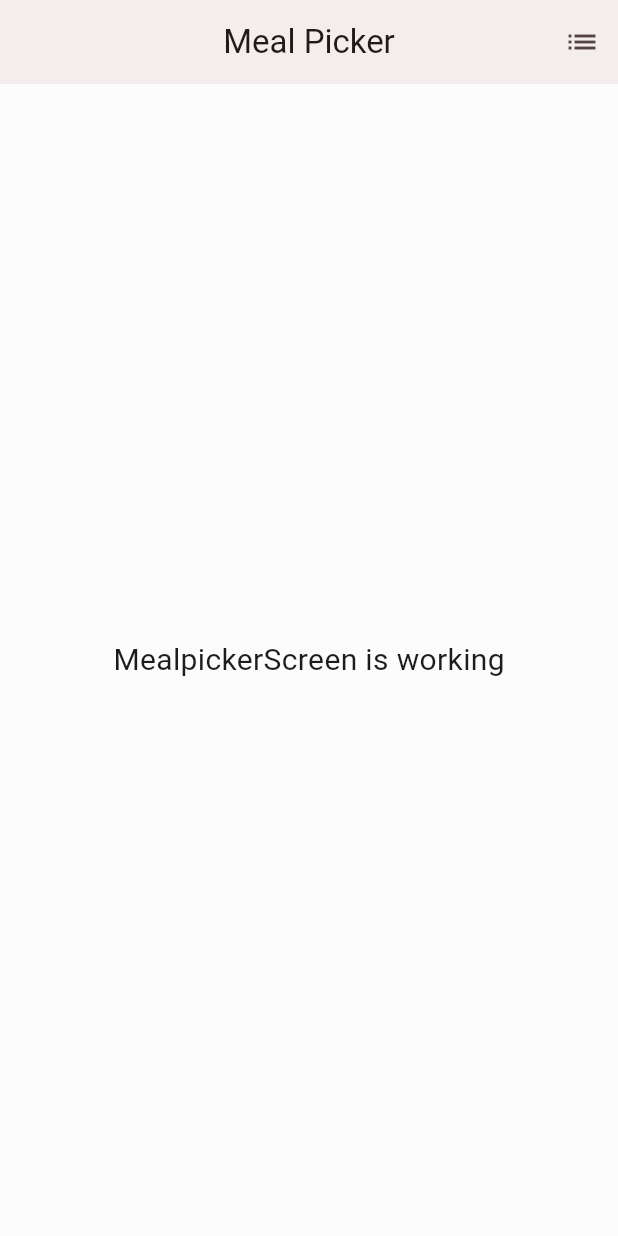
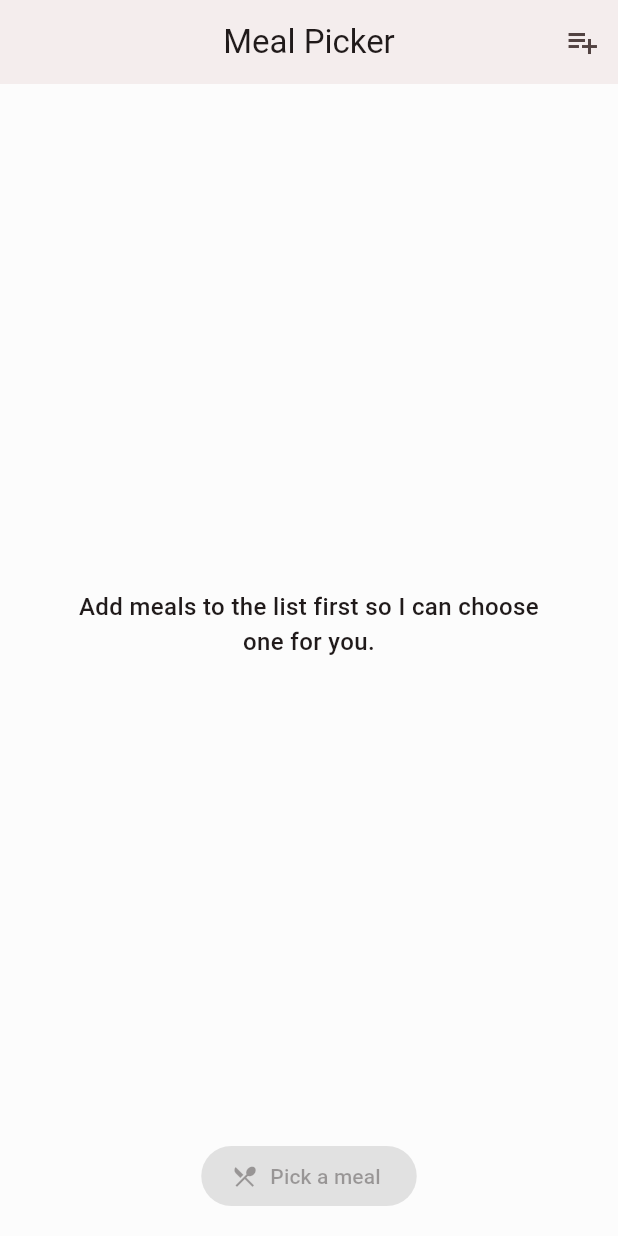
Before and after one commit to HamzaCodesFast/meal_picker, a Flutter app: the screen it shows after launch, on a phone screen of 412 x 824 dp. Run offline on Flutter 3.47's test engine with Material 2 defaults, Android fonts, the phone set to English and light mode, and no system bars; our stand-ins replace get, google_fonts, hive, hive_flutter; accounts and stored records are empty.

Commit message:
meal picker now picks one meal complete randomly

```diff
--- a/lib/infrastructure/navigation/bindings/controllers/mealpicker.controller.binding.dart
+++ b/lib/infrastructure/navigation/bindings/controllers/mealpicker.controller.binding.dart
@@ -5,8 +5,8 @@ import '../../../../presentation/mealpicker/controllers/mealpicker.controller.da
 class MealpickerControllerBinding extends Bindings {
   @override
   void dependencies() {
-    Get.lazyPut<MealpickerController>(
-      () => MealpickerController(),
+    Get.lazyPut<MealPickerController>(
+      () => MealPickerController(),
     );
   }
 }
--- /dev/null
+++ b/lib/infrastructure/theme/theme_typo.dart
@@ -0,0 +1,21 @@
+import 'package:flutter/material.dart';
+import 'package:google_fonts/google_fonts.dart';
+
+final Color blackColor = Color(0xFF000000);
+
+// e.g. Buttons
+TextStyle labelLargeTypo = GoogleFonts.roboto(
+  fontWeight: FontWeight.w500,
+  fontSize: 14,
+);
+
+TextStyle bodyLargeTypo = GoogleFonts.roboto(
+  fontWeight: FontWeight.w500,
+  fontSize: 16,
+);
+
+// e.g. Small Headlines
+TextStyle headlineSmallTypo = GoogleFonts.roboto(
+  fontWeight: FontWeight.w400,
+  fontSize: 24,
+);
--- a/lib/presentation/meallist/controllers/meallist.controller.dart
+++ b/lib/presentation/meallist/controllers/meallist.controller.dart
@@ -4,9 +4,11 @@ import 'package:hive/hive.dart';
 import '../../../data/models/meal.dart';
 
 class MealListController extends GetxController {
-  RxList meals = [].obs;
+  RxList<Meal> meals = <Meal>[].obs;
 
-  final TextEditingController addMealTextController = TextEditingController();
+  final TextEditingController mealTextController = TextEditingController();
+
+  String get newName => mealTextController.text;
 
   @override
   onInit() {
@@ -19,8 +21,12 @@ class MealListController extends GetxController {
     super.onInit();
   }
 
-  addMeal(Meal meal) async {
-    meals.add(meal);
+  addMeal() async {
+    if (mealTextController.text.isEmpty) return;
+    Meal addingMeal = Meal(name: mealTextController.text);
+    mealTextController.text = '';
+
+    meals.add(addingMeal);
     var box = await Hive.openBox('db');
     box.put('meals', meals.toList());
     print("To Do Object added $meals");
@@ -37,17 +43,8 @@ class MealListController extends GetxController {
     }
 
     var mls = box.get('meals');
-    print("TODOS $mls");
+    print("MEALS $mls");
     if (mls != null) meals.value = mls;
-  }
-
-  clearTodos() {
-    try {
-      Hive.deleteBoxFromDisk('db');
-    } catch (error) {
-      print(error);
-    }
-    meals.value = [];
   }
 
   deleteMeal(Meal meal) async {
@@ -55,4 +52,23 @@ class MealListController extends GetxController {
     var box = await Hive.openBox('db');
     box.put('meals', meals.toList());
   }
+
+  editMealName(Meal meal, String newName) async {
+    if (mealTextController.text.isEmpty) return;
+    int index = meals.indexOf(meal);
+    Meal editedMeal = meals[index];
+    editedMeal.name = newName;
+    meals[index] = editedMeal;
+    var box = await Hive.openBox('db');
+    box.put('meals', meals.toList());
+  }
+
+  /*clearTodos() {
+    try {
+      Hive.deleteBoxFromDisk('db');
+    } catch (error) {
+      print(error);
+    }
+    meals.value = [];
+  }*/
 }
--- a/lib/presentation/mealpicker/controllers/mealpicker.controller.dart
+++ b/lib/presentation/mealpicker/controllers/mealpicker.controller.dart
@@ -1,9 +1,36 @@
+import 'package:flutter/material.dart';
 import 'package:get/get.dart';
 
-class MealpickerController extends GetxController {
-  //TODO: Implement MealpickerController
+import '../../../data/models/meal.dart';
+import '../../meallist/controllers/meallist.controller.dart';
 
-  final count = 0.obs;
+class MealPickerController extends GetxController {
+
+  final pickedMeal = Rxn<Meal>();
+  MealListController mealListController = Get.put(MealListController());
+
+  bool get doMealsExist {
+    List<Meal> meals = mealListController.meals.value;
+    return meals.isNotEmpty;
+  }
+
+  bool get anyMealPickedYet {
+    return pickedMeal.value == null;
+  }
+
+  String get getPickedMealText {
+    String pickedMealText;
+
+    if (!doMealsExist) {
+      pickedMealText = 'Add meals to the list first so I can choose one for you.';
+    } else if (anyMealPickedYet) {
+      pickedMealText = 'What\'s for dinner today?';
+    } else {
+      pickedMealText = pickedMeal.value!.name;
+    }
+    return pickedMealText;
+  }
+
   @override
   void onInit() {
     super.onInit();
@@ -16,5 +43,11 @@ class MealpickerController extends GetxController {
 
   @override
   void onClose() {}
-  void increment() => count.value++;
+
+  void pickMeal() {
+    List<Meal> meals = mealListController.meals.value;
+    if (meals.isEmpty) return;
+    Meal randomMeal = (meals..shuffle()).first;
+    pickedMeal.value = randomMeal;
+  }
 }
--- a/lib/presentation/mealpicker/mealpicker.screen.dart
+++ b/lib/presentation/mealpicker/mealpicker.screen.dart
@@ -1,17 +1,19 @@
 import 'package:flutter/material.dart';
 
 import 'package:get/get.dart';
+import 'package:meal_picker/infrastructure/theme/theme_typo.dart';
 import 'package:meal_picker/presentation/screens.dart';
+import 'package:meal_picker/presentation/widgets/primary_button.dart';
 
 import '../../infrastructure/theme/theme_colors.dart';
 import 'controllers/mealpicker.controller.dart';
 
-class MealpickerScreen extends GetView<MealpickerController> {
+class MealpickerScreen extends GetView<MealPickerController> {
   @override
   Widget build(BuildContext context) {
     return Scaffold(
       backgroundColor: backgroundColor,
-      appBar:  AppBar(
+      appBar: AppBar(
         title: Text('Meal Picker'),
         //Choose Meal
         centerTitle: true,
@@ -20,7 +22,7 @@ class MealpickerScreen extends GetView<MealpickerController> {
         actions: <Widget>[
           IconButton(
             icon: Icon(
-              Icons.list,
+              Icons.playlist_add_outlined,
               color: onSurfaceVariantColor,
             ),
             onPressed: () {
@@ -29,10 +31,31 @@ class MealpickerScreen extends GetView<MealpickerController> {
           )
         ],
       ),
-      body: Center(
-        child: Text(
-          'MealpickerScreen is working',
-          style: TextStyle(fontSize: 20),
+      body: Padding(
+        padding: const EdgeInsets.all(16.0),
+        child: Column(
+          children: [
+            Expanded(
+              child: Center(
+                child: Obx(() => Padding(
+                  padding: const EdgeInsets.all(32.0),
+                  child: Text(
+                        controller.getPickedMealText,
+                        textAlign: TextAlign.center,
+                        style: ((controller.anyMealPickedYet) ? bodyLargeTypo : headlineSmallTypo).copyWith(color: onBackgroundColor),
+                      ),
+                )),
+              ),
+            ),
+            Obx(
+              () => PrimaryButton(
+                label: "Pick a meal",
+                icon: Icons.restaurant_menu_outlined,
+                enabled: controller.doMealsExist,
+                onPressed: controller.pickMeal,
+              ),
+            )
+          ],
         ),
       ),
     );
--- /dev/null
+++ b/lib/presentation/widgets/primary_button.dart
@@ -0,0 +1,40 @@
+import 'package:flutter/material.dart';
+import 'package:meal_picker/infrastructure/theme/theme_colors.dart';
+import 'package:meal_picker/infrastructure/theme/theme_typo.dart';
+
+class PrimaryButton extends StatelessWidget {
+  final String label;
+  final IconData icon;
+  final Function() onPressed;
+  final bool enabled;
+
+  const PrimaryButton({
+    Key? key,
+    required this.label,
+    required this.icon,
+    required this.onPressed,
+    this.enabled = false,
+  }) : super(key: key);
+
+  @override
+  Widget build(BuildContext context) {
+    return TextButton.icon(
+      onPressed: onPressed,
+      icon: Icon(
+        icon,
+        color: enabled ? onPrimaryColor : onSurfaceColor.withOpacity(0.38), //enabled einfügen überall
+      ),
+      label: Text(
+        label,
+        style: labelLargeTypo.copyWith(color: enabled ? onPrimaryColor : onSurfaceColor.withOpacity(0.38)),
+      ),
+      style: ButtonStyle(
+        backgroundColor: MaterialStateProperty.all(enabled ? primaryColor : darkGrey12Color),
+        padding: MaterialStateProperty.all(const EdgeInsets.only(top: 10, bottom: 10, left: 20, right: 24)),
+        shape: MaterialStateProperty.all<RoundedRectangleBorder>(
+          RoundedRectangleBorder(borderRadius: BorderRadius.circular(100), side: BorderSide.none),
+        ),
+      ),
+    );
+  }
+}
--- a/pubspec.yaml
+++ b/pubspec.yaml
@@ -8,7 +8,7 @@ environment:
 dependencies:
   cupertino_icons: ^1.0.2
   get: 4.6.3
-  google_fonts: 2.3.2
+  google_fonts: 3.0.0
   hive: 2.2.1
   hive_flutter: 1.1.0
   uuid: 3.0.6
```
Also changed, not shown: lib/presentation/meallist/meallist.screen.dart (+64 -20 lines), pubspec.lock.
